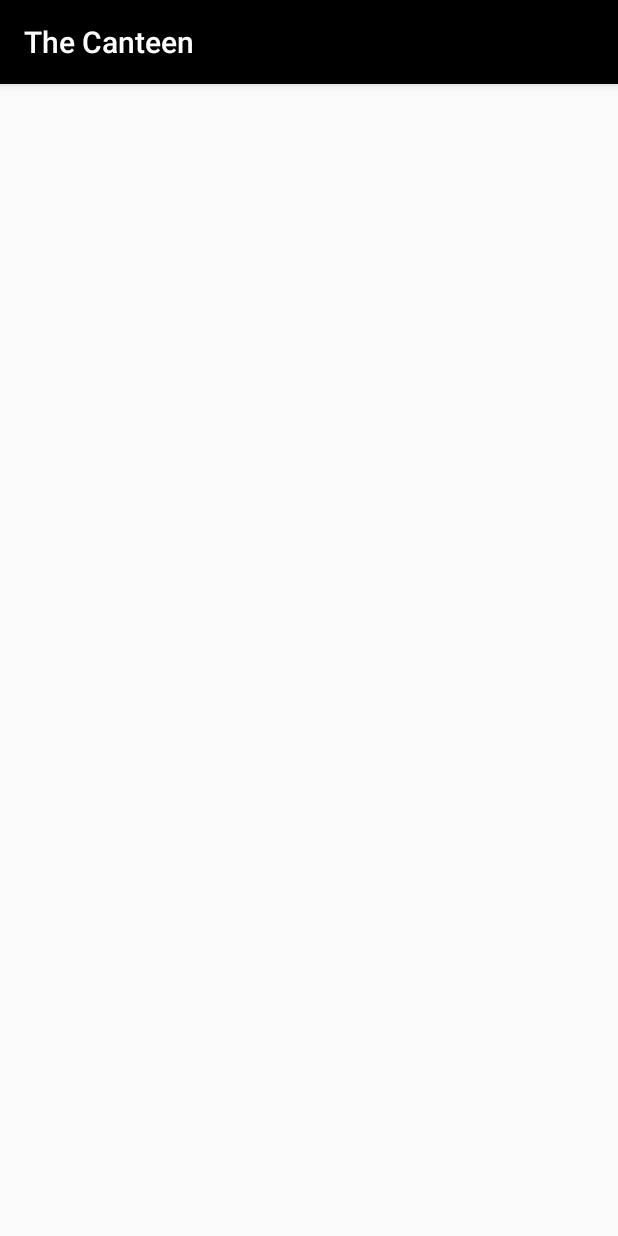
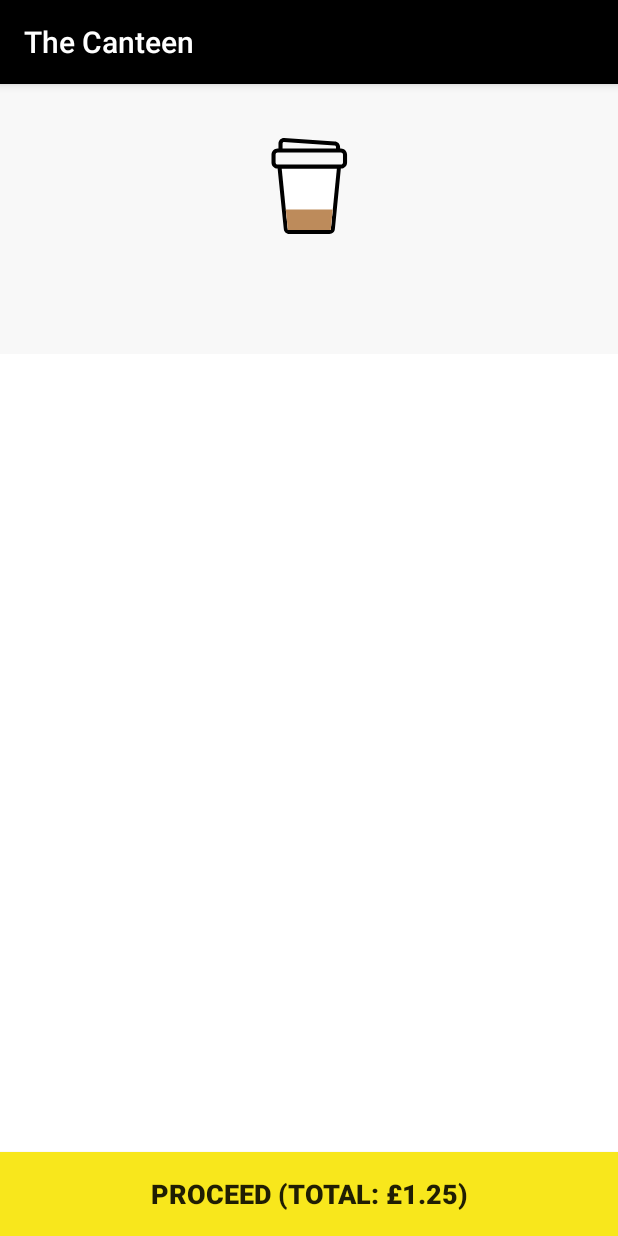
Before and after one commit to asos-rshev/hack4-coffee, an Android app: the CustomiseActivity screen opened directly, with no data from a screen before it, on a phone screen of 412 x 824 dp. Run offline under Robolectric (Android 15) with nearby library versions, the phone set to English and light mode, and no system bars; 2 statements that could not run were skipped.

Commit message:
Start Customise Screen

```diff
--- a/Android-AsosCoffee/build.gradle
+++ b/Android-AsosCoffee/build.gradle
@@ -25,6 +25,7 @@ allprojects {
     ext.app_compat_version = "26.1.0"
     ext.gms_version = "11.4.2"
     ext.firebase_ui_version = "3.1.0"
+    ext.paperparcel_version = "2.0.4"
 }
 
 task clean(type: Delete) {
--- a/Android-AsosCoffee/covfefe-common/build.gradle
+++ b/Android-AsosCoffee/covfefe-common/build.gradle
@@ -1,5 +1,6 @@
 apply plugin: 'com.android.library'
 apply plugin: 'kotlin-android'
+apply plugin: 'kotlin-kapt'
 
 android {
     compileSdkVersion 26
@@ -29,6 +30,9 @@ dependencies {
     implementation fileTree(dir: 'libs', include: ['*.jar'])
     implementation "org.jetbrains.kotlin:kotlin-stdlib-jre7:$kotlin_version"
     implementation "com.android.support:appcompat-v7:$app_compat_version"
+    implementation "nz.bradcampbell:paperparcel:$paperparcel_version"
+    implementation "nz.bradcampbell:paperparcel-kotlin:$paperparcel_version"
+    kapt "nz.bradcampbell:paperparcel-compiler:$paperparcel_version"
     testImplementation 'junit:junit:4.12'
     androidTestImplementation 'com.android.support.test:runner:1.0.1'
     androidTestImplementation 'com.android.support.test.espresso:espresso-core:3.0.1'
--- a/Android-AsosCoffee/mobile/build.gradle
+++ b/Android-AsosCoffee/mobile/build.gradle
@@ -1,7 +1,5 @@
 apply plugin: 'com.android.application'
-
 apply plugin: 'kotlin-android'
-
 apply plugin: 'kotlin-android-extensions'
 
 android {
--- a/Android-AsosCoffee/mobile/src/main/java/com/asos/coffee/CustomiseActivity.kt
+++ b/Android-AsosCoffee/mobile/src/main/java/com/asos/coffee/CustomiseActivity.kt
@@ -1,12 +1,33 @@
 package com.asos.coffee
 
+import android.content.Context
+import android.content.Intent
 import android.support.v7.app.AppCompatActivity
 import android.os.Bundle
+import com.asos.covfefe_common.model.CanteenMenuItem
+import kotlinx.android.synthetic.main.activity_customise.*
+
+private const val EXTRA_ITEM:String = "EXTRA_ITEM"
 
 class CustomiseActivity : AppCompatActivity() {
+
+    private val item by lazy {
+        val result:CanteenMenuItem = intent.getParcelableExtra(EXTRA_ITEM)
+        result
+    }
 
     override fun onCreate(savedInstanceState: Bundle?) {
         super.onCreate(savedInstanceState)
         setContentView(R.layout.activity_customise)
+        customizeTitle.text = item.name
+        customiseProceedButton.text = "PROCEED (total: £${item.sizes!![0].price})"
+    }
+
+    companion object {
+        @JvmStatic
+        fun newIntent(context: Context, item: CanteenMenuItem): Intent =
+                Intent(context, CustomiseActivity::class.java).apply {
+                    putExtra(EXTRA_ITEM, item)
+                }
     }
 }
--- a/Android-AsosCoffee/mobile/src/main/res/layout/activity_customise.xml
+++ b/Android-AsosCoffee/mobile/src/main/res/layout/activity_customise.xml
@@ -1,9 +1,74 @@
 <?xml version="1.0" encoding="utf-8"?>
-<android.support.constraint.ConstraintLayout xmlns:android="http://schemas.android.com/apk/res/android"
+<LinearLayout
+    xmlns:android="http://schemas.android.com/apk/res/android"
     xmlns:app="http://schemas.android.com/apk/res-auto"
     xmlns:tools="http://schemas.android.com/tools"
     android:layout_width="match_parent"
     android:layout_height="match_parent"
+    android:background="@android:color/white"
+    android:orientation="vertical"
     tools:context="com.asos.coffee.CustomiseActivity">
+    <LinearLayout
+        android:layout_width="match_parent"
+        android:background="#f8f8f8"
+        android:gravity="center"
+        android:orientation="vertical"
+        android:layout_height="180dp">
+        <ImageView
+            android:id="@+id/customizeHeroIcon"
+            android:layout_width="96dp"
+            android:layout_height="96dp"
+            android:src="@drawable/ic_latte_hero"
+            android:padding="16dp"/>
+        <TextView
+            android:id="@+id/customizeTitle"
+            android:layout_width="wrap_content"
+            android:layout_height="wrap_content"
+            android:textAllCaps="true"
+            android:textSize="18sp"
+            android:textStyle="bold"
+            tools:text="Latte"/>
+        <TextView
+            android:id="@+id/customizeSummary"
+            android:layout_width="wrap_content"
+            android:layout_height="wrap_content"
+            tools:text="small, soya milk, espresso shot"/>
 
-</android.support.constraint.ConstraintLayout>
+    </LinearLayout>
+    <LinearLayout
+        android:layout_width="match_parent"
+        android:layout_height="0dp"
+        android:layout_weight="1"
+        android:orientation="vertical">
+        <android.support.v7.widget.RecyclerView
+            android:layout_width="match_parent"
+            android:layout_height="wrap_content"
+            android:orientation="horizontal">
+        </android.support.v7.widget.RecyclerView>
+        <android.support.v7.widget.RecyclerView
+            android:layout_width="match_parent"
+            android:layout_height="wrap_content"
+            android:orientation="horizontal">
+        </android.support.v7.widget.RecyclerView>
+        <android.support.v7.widget.RecyclerView
+            android:layout_width="match_parent"
+            android:layout_height="wrap_content"
+            android:orientation="horizontal">
+        </android.support.v7.widget.RecyclerView>
+    </LinearLayout>
+    <Button
+        android:id="@+id/customiseProceedButton"
+        android:layout_width="match_parent"
+        android:layout_height="56dp"
+        android:gravity="center"
+        android:layout_marginTop="16dp"
+        android:textStyle="bold"
+        android:textSize="18dp"
+        android:paddingTop="0dp"
+        android:paddingStart="0dp"
+        android:paddingEnd="0dp"
+        android:paddingBottom="0dp"
+        android:background="@color/colorAccent"
+        android:text="PROCEED (total: £1.25)"
+        />
+</LinearLayout>
```
Also changed, not shown: Android-AsosCoffee/covfefe-common/src/main/java/com/asos/covfefe_common/model/Models.kt (+51 -4 lines), Android-AsosCoffee/mobile/src/main/java/com/asos/coffee/CanteenItemListActivity.kt (+3 -6 lines).
